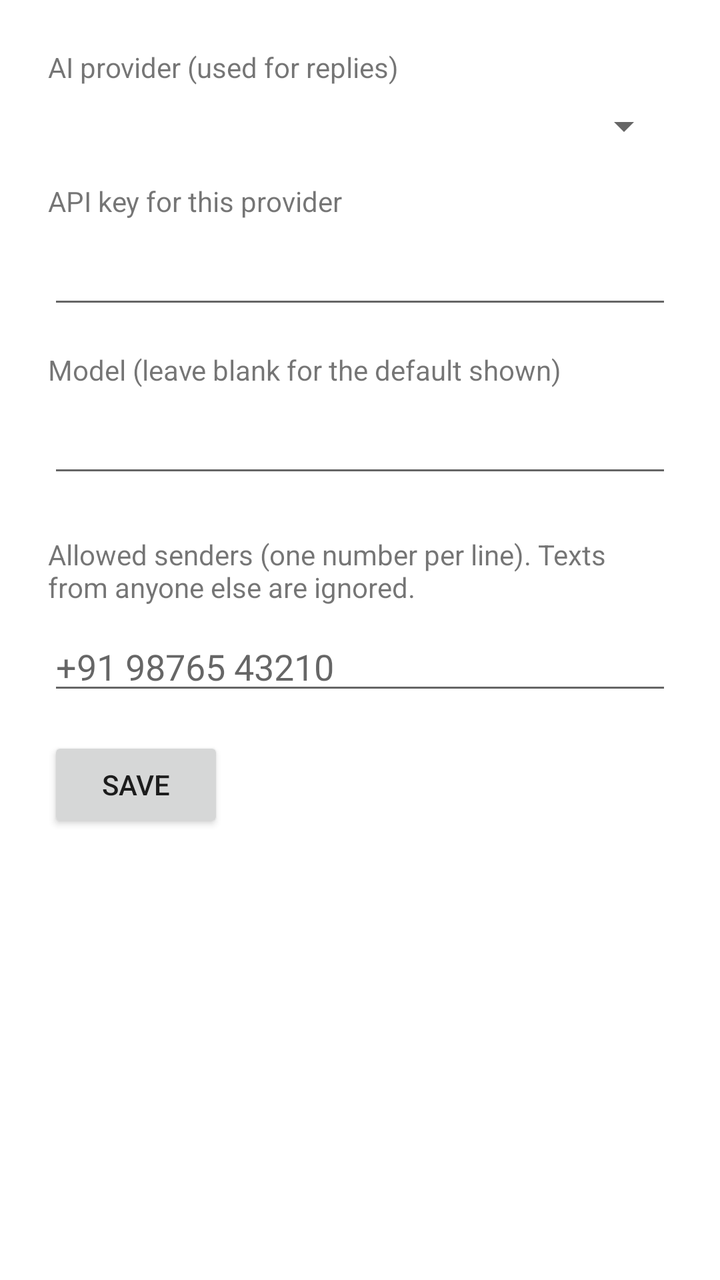
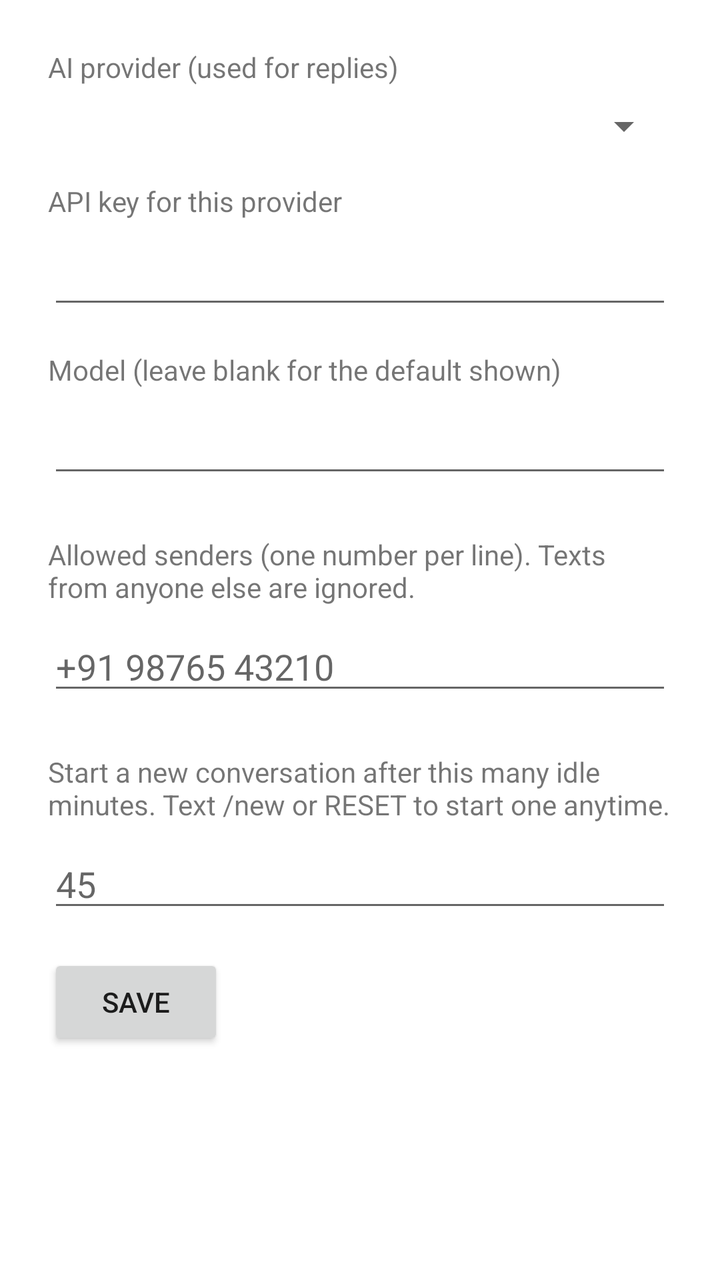

The first picture is an Android layout as it rendered before a commit; the second is the same layout after the commit. The layout source and the unified diff follow.
<!-- AndroidManifest.xml: application theme Theme.SmsAiRelay -->
<!-- res/layout/activity_settings.xml -->
<?xml version="1.0" encoding="utf-8"?>
<ScrollView xmlns:android="http://schemas.android.com/apk/res/android"
    android:layout_width="match_parent"
    android:layout_height="match_parent">

    <LinearLayout
        android:layout_width="match_parent"
        android:layout_height="wrap_content"
        android:orientation="vertical"
        android:padding="24dp">

        <TextView
            android:layout_width="wrap_content"
            android:layout_height="wrap_content"
            android:layout_marginBottom="8dp"
            android:text="@string/settings_provider_label"
            android:textSize="14sp" />

        <Spinner
            android:id="@+id/providerSpinner"
            android:layout_width="match_parent"
            android:layout_height="wrap_content" />

        <TextView
            android:layout_width="wrap_content"
            android:layout_height="wrap_content"
            android:layout_marginTop="16dp"
            android:layout_marginBottom="8dp"
            android:text="@string/settings_api_key_label"
            android:textSize="14sp" />

        <EditText
            android:id="@+id/apiKeyInput"
            android:layout_width="match_parent"
            android:layout_height="wrap_content"
            android:inputType="textVisiblePassword" />

        <TextView
            android:layout_width="wrap_content"
            android:layout_height="wrap_content"
            android:layout_marginTop="16dp"
            android:layout_marginBottom="8dp"
            android:text="@string/settings_model_label"
            android:textSize="14sp" />

        <EditText
            android:id="@+id/modelInput"
            android:layout_width="match_parent"
            android:layout_height="wrap_content"
            android:inputType="text" />

        <TextView
            android:layout_width="wrap_content"
            android:layout_height="wrap_content"
            android:layout_marginTop="24dp"
            android:layout_marginBottom="8dp"
            android:text="@string/settings_allowlist_label"
            android:textSize="14sp" />

        <EditText
            android:id="@+id/allowlistInput"
            android:layout_width="match_parent"
            android:layout_height="wrap_content"
            android:gravity="top"
            android:hint="@string/settings_allowlist_hint"
            android:inputType="phone|textMultiLine"
            android:minLines="3" />

        <Button
            android:id="@+id/saveButton"
            android:layout_width="wrap_content"
            android:layout_height="wrap_content"
            android:layout_marginTop="16dp"
            android:text="@string/save" />

        <TextView
            android:id="@+id/savedNote"
            android:layout_width="wrap_content"
            android:layout_height="wrap_content"
            android:layout_marginTop="12dp"
            android:textColor="#4CAF50"
            android:visibility="gone"
            android:text="@string/settings_saved" />

    </LinearLayout>

</ScrollView>
<!-- resources referenced by this layout -->
<resources>
  <string name="save">Save</string>
  <string name="settings_allowlist_hint">+91 98765 43210</string>
  <string name="settings_allowlist_label">Allowed senders (one number per line). Texts from anyone else are ignored.</string>
  <string name="settings_api_key_label">API key for this provider</string>
  <string name="settings_model_label">Model (leave blank for the default shown)</string>
  <string name="settings_provider_label">AI provider (used for replies)</string>
  <string name="settings_saved">Saved.</string>
  <style name="Theme.SmsAiRelay" parent="Theme.MaterialComponents.DayNight.NoActionBar" />
</resources>

<!-- the commit's change to res/layout/activity_settings.xml (unified diff, before → after) -->
@@ -66,6 +66,22 @@
             android:inputType="phone|textMultiLine"
             android:minLines="3" />
 
+        <TextView
+            android:layout_width="wrap_content"
+            android:layout_height="wrap_content"
+            android:layout_marginTop="24dp"
+            android:layout_marginBottom="8dp"
+            android:text="@string/settings_idle_timeout_label"
+            android:textSize="14sp" />
+
+        <EditText
+            android:id="@+id/idleTimeoutInput"
+            android:layout_width="match_parent"
+            android:layout_height="wrap_content"
+            android:hint="@string/settings_idle_timeout_hint"
+            android:inputType="number"
+            android:maxLength="5" />
+
         <Button
             android:id="@+id/saveButton"
             android:layout_width="wrap_content"
<!-- resource entries referenced after the edit -->
@@ -4,6 +4,8 @@
   <string name="settings_allowlist_hint">+91 98765 43210</string>
   <string name="settings_allowlist_label">Allowed senders (one number per line). Texts from anyone else are ignored.</string>
   <string name="settings_api_key_label">API key for this provider</string>
+  <string name="settings_idle_timeout_hint">45</string>
+  <string name="settings_idle_timeout_label">Start a new conversation after this many idle minutes. Text /new or RESET to start one anytime.</string>
   <string name="settings_model_label">Model (leave blank for the default shown)</string>
   <string name="settings_provider_label">AI provider (used for replies)</string>
   <string name="settings_saved">Saved.</string>
